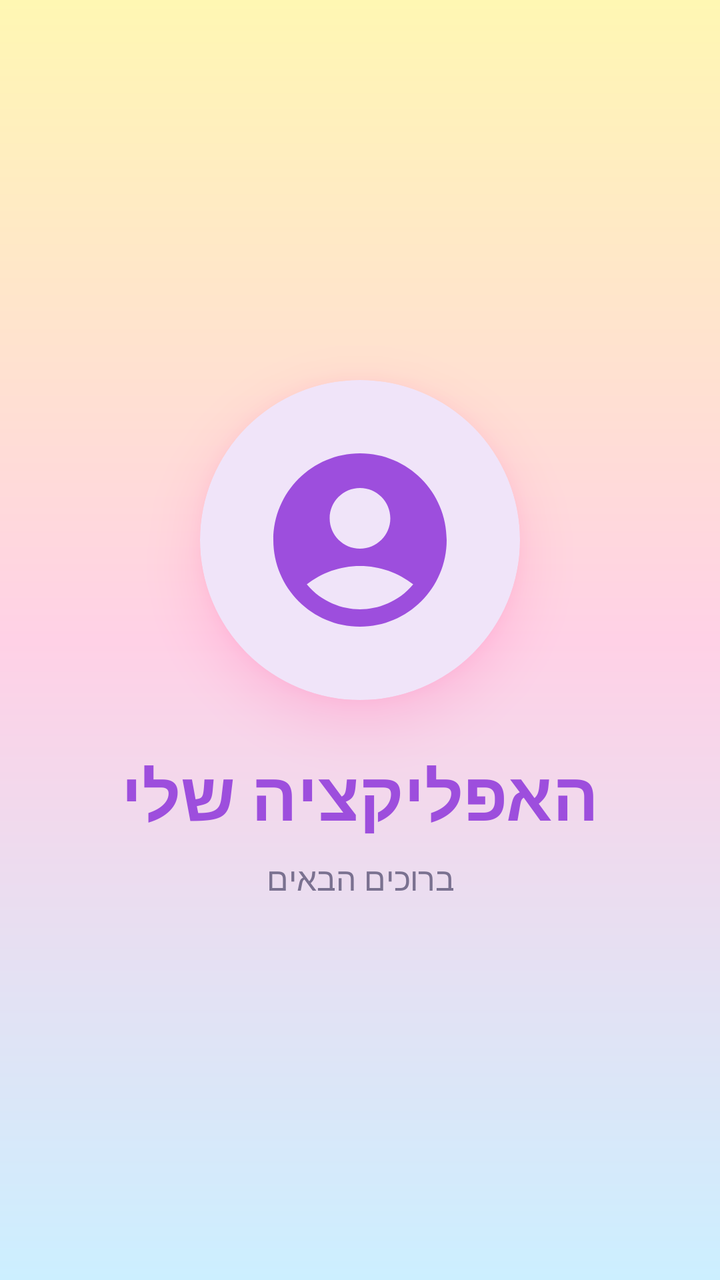
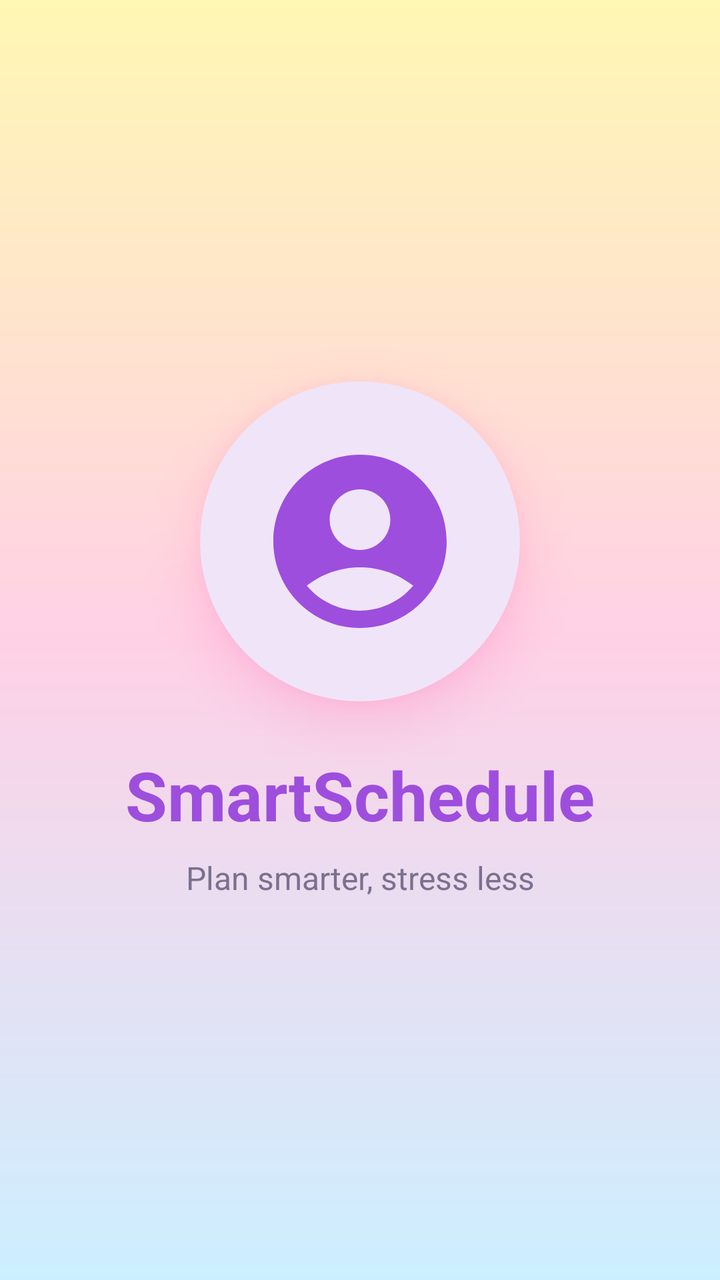

Compare the two renders of this Android layout. The source of the first and the diff that turns it into the second are given below.
<!-- AndroidManifest.xml: activity theme Theme.RememberMe.Splash -->
<!-- res/layout/activity_splash.xml -->
<?xml version="1.0" encoding="utf-8"?>
<androidx.constraintlayout.widget.ConstraintLayout
    xmlns:android="http://schemas.android.com/apk/res/android"
    xmlns:app="http://schemas.android.com/apk/res-auto"
    android:id="@+id/main"
    android:layout_width="match_parent"
    android:layout_height="match_parent"
    android:background="@drawable/bg_splash"
    android:fitsSystemWindows="true">

    <com.google.android.material.card.MaterialCardView
        android:id="@+id/cardLogo"
        style="@style/Widget.App.LogoCard"
        android:layout_width="160dp"
        android:layout_height="160dp"
        app:layout_constraintVertical_chainStyle="packed"
        app:layout_constraintTop_toTopOf="parent"
        app:layout_constraintBottom_toTopOf="@id/tvAppName"
        app:layout_constraintStart_toStartOf="parent"
        app:layout_constraintEnd_toEndOf="parent">

        <ImageView
            android:id="@+id/imgLogo"
            android:layout_width="match_parent"
            android:layout_height="match_parent"
            android:padding="28dp"
            android:src="@drawable/logo"
            android:contentDescription="@string/app_name" />

    </com.google.android.material.card.MaterialCardView>

    <TextView
        android:id="@+id/tvAppName"
        style="@style/App.Text.SplashTitle"
        android:text="@string/app_name"
        app:layout_constraintTop_toBottomOf="@id/cardLogo"
        app:layout_constraintBottom_toTopOf="@id/tvSubtitle"
        app:layout_constraintStart_toStartOf="parent"
        app:layout_constraintEnd_toEndOf="parent" />

    <TextView
        android:id="@+id/tvSubtitle"
        style="@style/App.Text.Subtitle"
        android:text="@string/splash_subtitle"
        app:layout_constraintTop_toBottomOf="@id/tvAppName"
        app:layout_constraintBottom_toBottomOf="parent"
        app:layout_constraintStart_toStartOf="parent"
        app:layout_constraintEnd_toEndOf="parent" />

</androidx.constraintlayout.widget.ConstraintLayout>
<!-- resources referenced by this layout -->
<resources>
  <!-- drawable bg_splash (drawable) -->
  <?xml version="1.0" encoding="utf-8"?>
  <shape xmlns:android="http://schemas.android.com/apk/res/android"
      android:shape="rectangle">
      <gradient
          android:angle="270"
          android:startColor="@color/yellow_pastel"
          android:centerColor="@color/pink_pastel"
          android:endColor="@color/blue_pastel" />
  </shape>
  <!-- drawable logo (drawable) -->
  <?xml version="1.0" encoding="utf-8"?>
  <vector xmlns:android="http://schemas.android.com/apk/res/android"
      android:width="96dp"
      android:height="96dp"
      android:viewportWidth="24"
      android:viewportHeight="24">
      <path
          android:fillColor="@color/purple_neon"
          android:pathData="M12,2C6.48,2 2,6.48 2,12s4.48,10 10,10 10,-4.48 10,-10S17.52,2 12,2zM12,6c1.93,0 3.5,1.57 3.5,3.5S13.93,13 12,13s-3.5,-1.57 -3.5,-3.5S10.07,6 12,6zM12,20c-2.03,0 -4.43,-0.82 -6.14,-2.88C7.55,15.8 9.68,15 12,15s4.45,0.8 6.14,2.12C16.43,19.18 14.03,20 12,20z" />
  </vector>
  <string name="app_name">האפליקציה שלי</string>
  <string name="splash_subtitle">ברוכים הבאים</string>
  <style name="App.Text.SplashTitle">
          <item name="android:layout_width">wrap_content</item>
          <item name="android:layout_height">wrap_content</item>
          <item name="android:layout_marginTop">24dp</item>
          <item name="android:textSize">34sp</item>
          <item name="android:textStyle">bold</item>
          <item name="android:textColor">@color/purple_neon</item>
      </style>
  <style name="App.Text.Subtitle">
          <item name="android:layout_width">wrap_content</item>
          <item name="android:layout_height">wrap_content</item>
          <item name="android:layout_marginTop">8dp</item>
          <item name="android:textSize">16sp</item>
          <item name="android:textColor">@color/text_secondary</item>
      </style>
  <style name="Widget.App.LogoCard" parent="Widget.Material3.CardView.Elevated">
          <item name="cardCornerRadius">80dp</item>
          <item name="cardElevation">16dp</item>
          <item name="cardBackgroundColor">@color/surface</item>
          <item name="android:outlineSpotShadowColor">@color/pink_neon</item>
          <item name="android:outlineAmbientShadowColor">@color/pink_neon</item>
      </style>
  <style name="Theme.RememberMe.Splash">
          <item name="android:windowBackground">@drawable/bg_splash</item>
      </style>
  <color name="yellow_pastel">#FFF7B3</color>
  <color name="pink_pastel">#FFD1E6</color>
  <color name="blue_pastel">#CCEFFF</color>
  <color name="purple_neon">#9D4EDD</color>
  <color name="text_secondary">#7A7190</color>
  <color name="surface">#FFFFFF</color>
  <color name="pink_neon">#FF2E93</color>
</resources>

<!-- the commit's change to res/layout/activity_splash.xml (unified diff, before → after) -->
@@ -6,7 +6,8 @@
     android:layout_width="match_parent"
     android:layout_height="match_parent"
     android:background="@drawable/bg_splash"
-    android:fitsSystemWindows="true">
+    android:fitsSystemWindows="true"
+    android:layoutDirection="ltr">
 
     <com.google.android.material.card.MaterialCardView
         android:id="@+id/cardLogo"
<!-- resource entries referenced after the edit -->
@@ -21,8 +21,8 @@
           android:fillColor="@color/purple_neon"
           android:pathData="M12,2C6.48,2 2,6.48 2,12s4.48,10 10,10 10,-4.48 10,-10S17.52,2 12,2zM12,6c1.93,0 3.5,1.57 3.5,3.5S13.93,13 12,13s-3.5,-1.57 -3.5,-3.5S10.07,6 12,6zM12,20c-2.03,0 -4.43,-0.82 -6.14,-2.88C7.55,15.8 9.68,15 12,15s4.45,0.8 6.14,2.12C16.43,19.18 14.03,20 12,20z" />
   </vector>
-  <string name="app_name">האפליקציה שלי</string>
-  <string name="splash_subtitle">ברוכים הבאים</string>
+  <string name="app_name">SmartSchedule</string>
+  <string name="splash_subtitle">Plan smarter, stress less</string>
   <style name="App.Text.SplashTitle">
           <item name="android:layout_width">wrap_content</item>
           <item name="android:layout_height">wrap_content</item>
